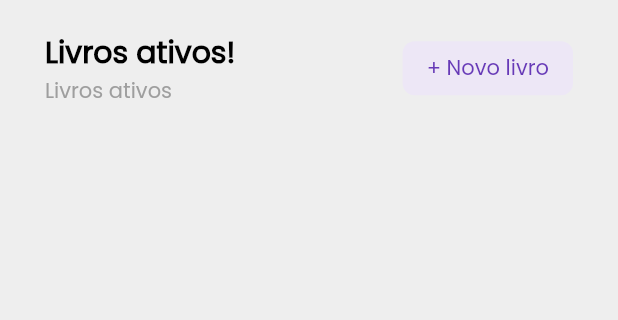
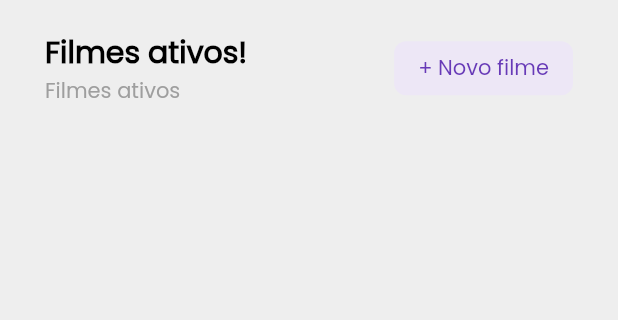
Before and after one commit to gawacasi/gengarBooks, a Flutter app: the screen it shows after launch, on a phone screen of 412 x 824 dp, the part 84-404 px from its top. Run offline on Flutter 3.47's test engine with Material 2 defaults, Android fonts, the phone set to English and light mode, and no system bars; our stand-ins replace flutter_riverpod, gap.

Commit message:
Troca de nomes de livros para filmes

```diff
--- a/lib/main.dart
+++ b/lib/main.dart
@@ -1,13 +1,13 @@
 import 'package:flutter/material.dart';
 import 'package:flutter_riverpod/flutter_riverpod.dart';
-import 'package:gengarbook/pages/home_page.dart';
+import 'package:gengarfilm/pages/home_page.dart';
 
 void main() {
   runApp(
     ProviderScope(
       child: MaterialApp(
         debugShowCheckedModeBanner: false,
-        title: 'GengarBook',
+        title: 'GengarFilm',
         theme: ThemeData(
           primaryColor: Colors.deepPurple,
           fontFamily: "Poppins",
--- a/lib/pages/home_page.dart
+++ b/lib/pages/home_page.dart
@@ -1,7 +1,7 @@
 import 'package:flutter/cupertino.dart';
 import 'package:flutter/material.dart';
 import 'package:gap/gap.dart';
-import 'package:gengarbook/pages/new_book_model.dart';
+import 'package:gengarfilm/pages/new_film_model.dart';
 
 class HomePage extends StatefulWidget {
   const HomePage({Key? key}) : super(key: key);
@@ -90,14 +90,14 @@ class _HomepageState extends State<Homepage> {
                     crossAxisAlignment: CrossAxisAlignment.start,
                     children: [
                       Text(
-                        "Livros ativos!",
+                        "Filmes ativos!",
                         style: TextStyle(
                             fontWeight: FontWeight.w900,
                             fontSize: 20,
                             color: Colors.black),
                       ),
                       Text(
-                        "Livros ativos",
+                        "Filmes ativos",
                         style: TextStyle(color: Colors.grey),
                       ),
                     ],
@@ -115,10 +115,10 @@ class _HomepageState extends State<Homepage> {
                       shape: RoundedRectangleBorder(
                           borderRadius: BorderRadius.circular(20)),
                       context: context,
-                      builder: (context) => const NewBookModel(),
+                      builder: (context) => const NewFilmModel(),
                     ),
                     child: const Text(
-                      "+ Novo livro",
+                      "+ Novo filme",
                       style: TextStyle(color: Colors.deepPurple),
                     ),
                   )
--- a/lib/pages/new_book_model.dart
+++ b/lib/pages/new_film_model.dart
@@ -2,14 +2,14 @@ import 'package:flutter/cupertino.dart';
 import 'package:flutter/material.dart';
 import 'package:flutter_riverpod/flutter_riverpod.dart';
 import 'package:gap/gap.dart';
-import 'package:gengarbook/common/style_txt.dart';
-import 'package:gengarbook/widgets/custom_text_field.dart';
-import 'package:gengarbook/widgets/date_time_widget.dart';
-import 'package:gengarbook/widgets/radio_widget.dart';
-import 'package:gengarbook/providers/radio_provider.dart';
+import 'package:gengarfilm/common/style_txt.dart';
+import 'package:gengarfilm/widgets/custom_text_field.dart';
+import 'package:gengarfilm/widgets/date_time_widget.dart';
+import 'package:gengarfilm/widgets/radio_widget.dart';
+import 'package:gengarfilm/providers/radio_provider.dart';
 
-class NewBookModel extends ConsumerWidget {
-  const NewBookModel({
+class NewFilmModel extends ConsumerWidget {
+  const NewFilmModel({
     super.key,
   });
 
@@ -18,7 +18,7 @@ class NewBookModel extends ConsumerWidget {
     return GestureDetector(
       onVerticalDragEnd: (details) {
         if (details.primaryVelocity! > 0) {
-          Navigator.pop(context); // Fecha o modal ao arrastar para baixo
+          Navigator.pop(context);
         }
       },
       child: SingleChildScrollView(
@@ -30,7 +30,7 @@ class NewBookModel extends ConsumerWidget {
             const SizedBox(
               width: double.infinity,
               child: Text(
-                'Adicionar novo livro',
+                'Adicionar novo filme',
                 textAlign: TextAlign.center,
                 style: TextStyle(
                   color: Colors.black,
@@ -45,16 +45,16 @@ class NewBookModel extends ConsumerWidget {
             ),
             const Gap(12),
             const Text(
-              'Titulo do Livro',
+              'Titulo do Filme',
               style: AppStyle.headingText,
             ),
             const Gap(6),
             const CustomTextField(
-              hintTxt: 'Escreva o titulo do seu livro',
+              hintTxt: 'Escreva o titulo do seu filme',
             ),
             const Gap(12),
             const Text(
-              'Autor do livro',
+              'Autor do filme',
               style: AppStyle.headingText,
             ),
             const Gap(6),
@@ -68,7 +68,7 @@ class NewBookModel extends ConsumerWidget {
             ),
             const Gap(6),
             const CustomTextField(
-              hintTxt: "Descrição do livro",
+              hintTxt: "Descrição do filme",
               maxLength: 255,
               maxLines: 3,
             ),
@@ -118,14 +118,14 @@ class NewBookModel extends ConsumerWidget {
               mainAxisAlignment: MainAxisAlignment.spaceBetween,
               children: [
                 DateTimeWidget(
-                  dateTimeText: 'Início da Leitura',
+                  dateTimeText: 'Início da sessão',
                   valueText: 'dd/mm/aa',
                   type: 'date',
                   icon: CupertinoIcons.time,
                 ),
                 Gap(30),
                 DateTimeWidget(
-                  dateTimeText: 'Horario de leitura',
+                  dateTimeText: 'Horario de sessão',
                   valueText: '00:00',
                   type: 'time',
                   icon: CupertinoIcons.time,
--- a/lib/widgets/date_time_widget.dart
+++ b/lib/widgets/date_time_widget.dart
@@ -1,7 +1,7 @@
 import 'package:flutter/material.dart';
 import 'package:gap/gap.dart';
 
-import 'package:gengarbook/common/style_txt.dart';
+import 'package:gengarfilm/common/style_txt.dart';
 
 class DateTimeWidget extends StatefulWidget {
   const DateTimeWidget({
--- a/lib/widgets/radio_widget.dart
+++ b/lib/widgets/radio_widget.dart
@@ -1,7 +1,7 @@
 // ignore_for_file: public_member_api_docs, sort_constructors_first
 import 'package:flutter/material.dart';
 import 'package:flutter_riverpod/flutter_riverpod.dart';
-import 'package:gengarbook/providers/radio_provider.dart';
+import 'package:gengarfilm/providers/radio_provider.dart';
 
 class RadioWidget extends ConsumerWidget {
   const RadioWidget({
--- a/pubspec.yaml
+++ b/pubspec.yaml
@@ -1,4 +1,4 @@
-name: gengarbook
+name: gengarfilm
 description: A new Flutter project.
 # The following line prevents the package from being accidentally published to
 # pub.dev using `flutter pub publish`. This is preferred for private packages.
```
Also changed, not shown: 16 other files.
